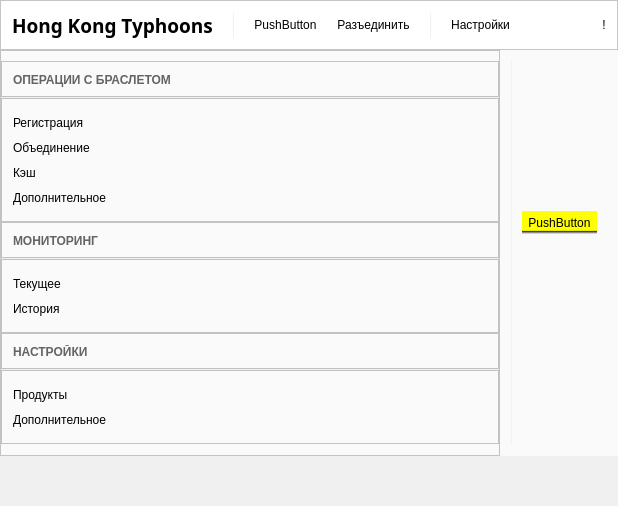
Above: Client/MainWindow.ui from Baxulio/Attraction before the change. Below: the same form after it.
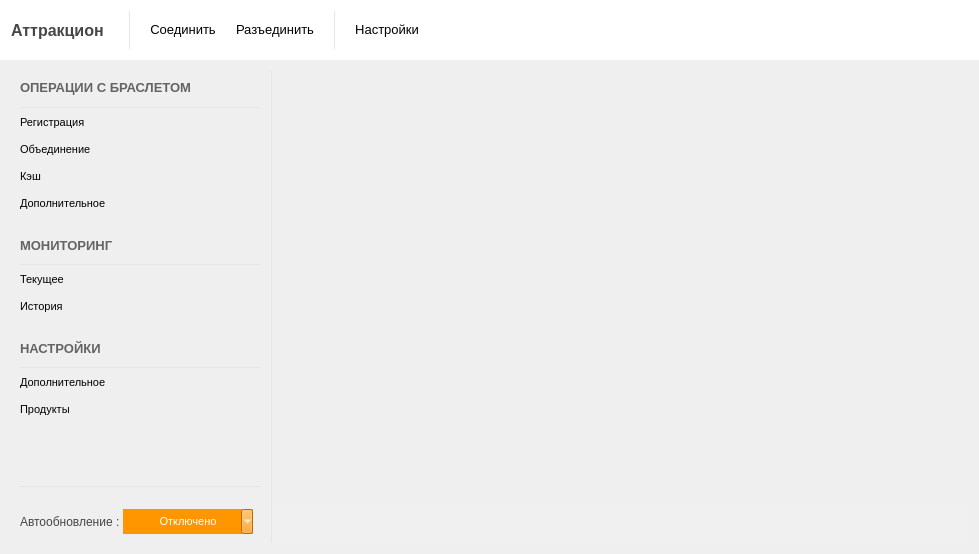
That is the form after the change. Icons and pictures are not drawn.

Patch:
```diff
--- a/Client/MainWindow.ui
+++ b/Client/MainWindow.ui
@@ -6,8 +6,8 @@
    <rect>
     <x>0</x>
     <y>0</y>
-    <width>618</width>
-    <height>506</height>
+    <width>979</width>
+    <height>554</height>
    </rect>
   </property>
   <property name="windowTitle">
@@ -18,10 +18,7 @@
     <normaloff>:/images/logo.png</normaloff>:/images/logo.png</iconset>
   </property>
   <property name="styleSheet">
-   <string notr="true">QMainWindow{
-color: rgb(70, 70, 70);
-}
-</string>
+   <string notr="true"/>
   </property>
   <property name="toolButtonStyle">
    <enum>Qt::ToolButtonTextBesideIcon</enum>
@@ -75,10 +72,14 @@
 }
 QPushButton{
     border: none; /* no border for a flat push button */
+}
+
+QPushButton:hover{
+	text-decoration: underline;
 }</string>
       </property>
       <property name="frameShape">
-       <enum>QFrame::StyledPanel</enum>
+       <enum>QFrame::NoFrame</enum>
       </property>
       <property name="frameShadow">
        <enum>QFrame::Raised</enum>
@@ -94,13 +95,16 @@
         <widget class="QLabel" name="label_6">
          <property name="font">
           <font>
-           <family>Franklin Gothic Book</family>
            <pointsize>12</pointsize>
-           <stylestrategy>PreferAntialias</stylestrategy>
+           <weight>75</weight>
+           <bold>true</bold>
           </font>
          </property>
+         <property name="styleSheet">
+          <string notr="true">color: rgb(70, 70, 70);</string>
+         </property>
          <property name="text">
-          <string>&lt;html&gt;&lt;head/&gt;&lt;body&gt;&lt;p&gt;&lt;span style=&quot; font-size:14pt; font-weight:600;&quot;&gt;Hong Kong Typhoons&lt;/span&gt;&lt;/p&gt;&lt;/body&gt;&lt;/html&gt;</string>
+          <string>Аттракцион </string>
          </property>
         </widget>
        </item>
@@ -119,7 +123,7 @@
           </size>
          </property>
          <property name="styleSheet">
-          <string notr="true">background-color: rgba(240, 240, 240, 240);</string>
+          <string notr="true">background-color:rgba(230, 230, 230, 255);</string>
          </property>
          <property name="frameShadow">
           <enum>QFrame::Sunken</enum>
@@ -134,13 +138,33 @@
        </item>
        <item>
         <widget class="QPushButton" name="connectButton">
+         <property name="font">
+          <font>
+           <pointsize>10</pointsize>
+          </font>
+         </property>
+         <property name="cursor">
+          <cursorShape>PointingHandCursor</cursorShape>
+         </property>
          <property name="text">
-          <string>PushButton</string>
+          <string>Соединить</string>
+         </property>
+         <property name="icon">
+          <iconset resource="clientresources.qrc">
+           <normaloff>:/images/mimiGlyphs/mimiGlyphs/png/23.png</normaloff>:/images/mimiGlyphs/mimiGlyphs/png/23.png</iconset>
          </property>
         </widget>
        </item>
        <item>
         <widget class="QPushButton" name="disconnectButton">
+         <property name="font">
+          <font>
+           <pointsize>10</pointsize>
+          </font>
+         </property>
+         <property name="cursor">
+          <cursorShape>PointingHandCursor</cursorShape>
+         </property>
          <property name="text">
           <string>Разъединить</string>
          </property>
@@ -161,7 +185,7 @@
           </size>
          </property>
          <property name="styleSheet">
-          <string notr="true">background-color: rgba(240, 240, 240, 240);</string>
+          <string notr="true">background-color:rgba(230, 230, 230, 255);</string>
          </property>
          <property name="frameShadow">
           <enum>QFrame::Sunken</enum>
@@ -176,6 +200,14 @@
        </item>
        <item>
         <widget class="QPushButton" name="configureButton">
+         <property name="font">
+          <font>
+           <pointsize>10</pointsize>
+          </font>
+         </property>
+         <property name="cursor">
+          <cursorShape>PointingHandCursor</cursorShape>
+         </property>
          <property name="text">
           <string>Настройки</string>
          </property>
@@ -197,7 +229,17 @@
        <item>
         <widget class="QPushButton" name="aboutButton">
          <property name="text">
-          <string>!</string>
+          <string/>
+         </property>
+         <property name="icon">
+          <iconset resource="clientresources.qrc">
+           <normaloff>:/images/mimiGlyphs/mimiGlyphs/png/info.png</normaloff>:/images/mimiGlyphs/mimiGlyphs/png/info.png</iconset>
+         </property>
+         <property name="iconSize">
+          <size>
+           <width>20</width>
+           <height>20</height>
+          </size>
          </property>
          <property name="flat">
           <bool>true</bool>
@@ -210,7 +252,7 @@
     <item>
      <widget class="QSplitter" name="splitter">
       <property name="styleSheet">
-       <string notr="true">background-color: rgba(250, 250, 250, 250);</string>
+       <string notr="true"/>
       </property>
       <property name="orientation">
        <enum>Qt::Horizontal</enum>
@@ -221,7 +263,7 @@
       <widget class="QFrame" name="frame">
        <property name="maximumSize">
         <size>
-         <width>500</width>
+         <width>260</width>
          <height>16777215</height>
         </size>
        </property>
@@ -243,7 +285,7 @@
 }</string>
        </property>
        <property name="frameShape">
-        <enum>QFrame::StyledPanel</enum>
+        <enum>QFrame::NoFrame</enum>
        </property>
        <property name="frameShadow">
         <enum>QFrame::Raised</enum>
@@ -253,10 +295,10 @@
        </property>
        <layout class="QVBoxLayout" name="verticalLayout">
         <property name="spacing">
-         <number>0</number>
+         <number>2</number>
         </property>
         <property name="leftMargin">
-         <number>0</number>
+         <number>20</number>
         </property>
         <property name="topMargin">
          <number>10</number>
@@ -270,17 +312,34 @@
         <item>
          <widget class="QFrame" name="frame_4">
           <property name="frameShape">
-           <enum>QFrame::StyledPanel</enum>
+           <enum>QFrame::NoFrame</enum>
           </property>
           <property name="frameShadow">
            <enum>QFrame::Raised</enum>
           </property>
           <layout class="QVBoxLayout" name="verticalLayout_3">
+           <property name="spacing">
+            <number>5</number>
+           </property>
+           <property name="leftMargin">
+            <number>0</number>
+           </property>
+           <property name="topMargin">
+            <number>10</number>
+           </property>
+           <property name="rightMargin">
+            <number>10</number>
+           </property>
            <property name="bottomMargin">
-            <number>9</number>
+            <number>10</number>
            </property>
            <item>
             <widget class="QLabel" name="label_5">
+             <property name="font">
+              <font>
+               <pointsize>10</pointsize>
+              </font>
+             </property>
              <property name="styleSheet">
               <string notr="true">color: rgb(100, 100, 100);</string>
              </property>
@@ -293,7 +352,7 @@
          </widget>
         </item>
         <item>
-         <widget class="Line" name="line">
+         <widget class="Line" name="line_9">
           <property name="minimumSize">
            <size>
             <width>0</width>
@@ -307,7 +366,7 @@
            </size>
           </property>
           <property name="styleSheet">
-           <string notr="true">background-color:rgba(240, 240, 240, 255);</string>
+           <string notr="true">background-color:rgba(230, 230, 230, 255);</string>
           </property>
           <property name="frameShadow">
            <enum>QFrame::Sunken</enum>
@@ -321,25 +380,25 @@
          </widget>
         </item>
         <item>
-         <widget class="QFrame" name="frame_3">
-          <property name="frameShape">
-           <enum>QFrame::StyledPanel</enum>
-          </property>
-          <property name="frameShadow">
-           <enum>QFrame::Raised</enum>
-          </property>
-          <layout class="QVBoxLayout" name="verticalLayout_2">
-           <property name="spacing">
-            <number>0</number>
-           </property>
-           <item>
-            <widget class="QPushButton" name="pushButton_12">
+         <widget class="QPushButton" name="register_button">
              <property name="minimumSize">
               <size>
                <width>0</width>
                <height>25</height>
               </size>
              </property>
+          <property name="font">
+           <font>
+            <family>MS Shell Dlg 2</family>
+            <pointsize>8</pointsize>
+            <weight>9</weight>
+            <italic>false</italic>
+            <bold>false</bold>
+           </font>
+          </property>
+          <property name="cursor">
+           <cursorShape>PointingHandCursor</cursorShape>
+          </property>
              <property name="text">
               <string>Регистрация</string>
              </property>
@@ -359,13 +418,25 @@
             </widget>
            </item>
            <item>
-            <widget class="QPushButton" name="pushButton_11">
+         <widget class="QPushButton" name="unite_button">
              <property name="minimumSize">
               <size>
                <width>0</width>
                <height>25</height>
               </size>
              </property>
+          <property name="font">
+           <font>
+            <family>MS Shell Dlg 2</family>
+            <pointsize>8</pointsize>
+            <weight>9</weight>
+            <italic>false</italic>
+            <bold>false</bold>
+           </font>
+          </property>
+          <property name="cursor">
+           <cursorShape>PointingHandCursor</cursorShape>
+          </property>
              <property name="text">
               <string>Объединение</string>
              </property>
@@ -385,13 +456,25 @@
             </widget>
            </item>
            <item>
-            <widget class="QPushButton" name="pushButton_10">
+         <widget class="QPushButton" name="cash_button">
              <property name="minimumSize">
               <size>
                <width>0</width>
                <height>25</height>
               </size>
              </property>
+          <property name="font">
+           <font>
+            <family>MS Shell Dlg 2</family>
+            <pointsize>8</pointsize>
+            <weight>9</weight>
+            <italic>false</italic>
+            <bold>false</bold>
+           </font>
+          </property>
+          <property name="cursor">
+           <cursorShape>PointingHandCursor</cursorShape>
+          </property>
              <property name="text">
               <string>Кэш</string>
              </property>
@@ -411,13 +494,25 @@
             </widget>
            </item>
            <item>
-            <widget class="QPushButton" name="pushButton_9">
+         <widget class="QPushButton" name="additional_button">
              <property name="minimumSize">
               <size>
                <width>0</width>
                <height>25</height>
               </size>
              </property>
+          <property name="font">
+           <font>
+            <family>MS Shell Dlg 2</family>
+            <pointsize>8</pointsize>
+            <weight>9</weight>
+            <italic>false</italic>
+            <bold>false</bold>
+           </font>
+          </property>
+          <property name="cursor">
+           <cursorShape>PointingHandCursor</cursorShape>
+          </property>
              <property name="text">
               <string>Дополнительное</string>
              </property>
@@ -434,25 +529,33 @@
              <property name="flat">
               <bool>true</bool>
              </property>
-            </widget>
-           </item>
-          </layout>
          </widget>
         </item>
         <item>
          <widget class="QFrame" name="frame_5">
           <property name="frameShape">
-           <enum>QFrame::StyledPanel</enum>
+           <enum>QFrame::NoFrame</enum>
           </property>
           <property name="frameShadow">
            <enum>QFrame::Raised</enum>
           </property>
           <layout class="QVBoxLayout" name="verticalLayout_4">
+           <property name="leftMargin">
+            <number>0</number>
+           </property>
+           <property name="topMargin">
+            <number>20</number>
+           </property>
            <property name="bottomMargin">
             <number>9</number>
            </property>
            <item>
             <widget class="QLabel" name="label_4">
+             <property name="font">
+              <font>
+               <pointsize>10</pointsize>
+              </font>
+             </property>
              <property name="styleSheet">
               <string notr="true">color: rgb(100, 100, 100);</string>
              </property>
@@ -465,7 +568,7 @@
          </widget>
         </item>
         <item>
-         <widget class="Line" name="line_9">
+         <widget class="Line" name="line">
           <property name="minimumSize">
            <size>
             <width>0</width>
@@ -479,7 +582,7 @@
            </size>
           </property>
           <property name="styleSheet">
-           <string notr="true">background-color:rgba(240, 240, 240, 255);</string>
+           <string notr="true">background-color:rgba(230, 230, 230, 255);</string>
           </property>
           <property name="frameShadow">
            <enum>QFrame::Sunken</enum>
@@ -493,25 +596,25 @@
          </widget>
         </item>
         <item>
-         <widget class="QFrame" name="frame_6">
-          <property name="frameShape">
-           <enum>QFrame::StyledPanel</enum>
-          </property>
-          <property name="frameShadow">
-           <enum>QFrame::Raised</enum>
-          </property>
-          <layout class="QVBoxLayout" name="verticalLayout_5">
-           <property name="spacing">
-            <number>0</number>
-           </property>
-           <item>
-            <widget class="QPushButton" name="pushButton_8">
+         <widget class="QPushButton" name="current_monitoring_button">
              <property name="minimumSize">
               <size>
                <width>0</width>
                <height>25</height>
               </size>
              </property>
+          <property name="font">
+           <font>
+            <family>MS Shell Dlg 2</family>
+            <pointsize>8</pointsize>
+            <weight>9</weight>
+            <italic>false</italic>
+            <bold>false</bold>
+           </font>
+          </property>
+          <property name="cursor">
+           <cursorShape>PointingHandCursor</cursorShape>
+          </property>
              <property name="text">
               <string>Текущее</string>
              </property>
@@ -531,13 +634,25 @@
             </widget>
            </item>
            <item>
-            <widget class="QPushButton" name="pushButton_13">
+         <widget class="QPushButton" name="history_button">
              <property name="minimumSize">
               <size>
                <width>0</width>
                <height>25</height>
               </size>
              </property>
+          <property name="font">
+           <font>
+            <family>MS Shell Dlg 2</family>
+            <pointsize>8</pointsize>
+            <weight>9</weight>
+            <italic>false</italic>
+            <bold>false</bold>
+           </font>
+          </property>
+          <property name="cursor">
+           <cursorShape>PointingHandCursor</cursorShape>
+          </property>
              <property name="text">
               <string>История</string>
              </property>
@@ -554,25 +669,33 @@
              <property name="flat">
               <bool>true</bool>
              </property>
-            </widget>
-           </item>
-          </layout>
          </widget>
         </item>
         <item>
          <widget class="QFrame" name="frame_7">
           <property name="frameShape">
-           <enum>QFrame::StyledPanel</enum>
+           <enum>QFrame::NoFrame</enum>
           </property>
           <property name="frameShadow">
            <enum>QFrame::Raised</enum>
           </property>
           <layout class="QVBoxLayout" name="verticalLayout_6">
+           <property name="leftMargin">
+            <number>0</number>
+           </property>
+           <property name="topMargin">
+            <number>20</number>
+           </property>
            <property name="bottomMargin">
             <number>9</number>
            </property>
            <item>
             <widget class="QLabel" name="label_3">
+             <property name="font">
+              <font>
+               <pointsize>10</pointsize>
+              </font>
+             </property>
              <property name="styleSheet">
               <string notr="true">color: rgb(100, 100, 100);</string>
              </property>
@@ -599,7 +722,7 @@
            </size>
           </property>
           <property name="styleSheet">
-           <string notr="true">background-color:rgba(240, 240, 240, 255);</string>
+           <string notr="true">background-color:rgba(230, 230, 230, 255);</string>
           </property>
           <property name="frameShadow">
            <enum>QFrame::Sunken</enum>
@@ -613,25 +736,63 @@
          </widget>
         </item>
         <item>
-         <widget class="QFrame" name="frame_8">
-          <property name="frameShape">
-           <enum>QFrame::StyledPanel</enum>
+         <widget class="QPushButton" name="additional_settings_button">
+          <property name="minimumSize">
+           <size>
+            <width>0</width>
+            <height>25</height>
+           </size>
           </property>
-          <property name="frameShadow">
-           <enum>QFrame::Raised</enum>
+          <property name="font">
+           <font>
+            <family>MS Shell Dlg 2</family>
+            <pointsize>8</pointsize>
+            <weight>9</weight>
+            <italic>false</italic>
+            <bold>false</bold>
+           </font>
           </property>
-          <layout class="QVBoxLayout" name="verticalLayout_7">
-           <property name="spacing">
-            <number>0</number>
-           </property>
+          <property name="cursor">
+           <cursorShape>PointingHandCursor</cursorShape>
+          </property>
+          <property name="text">
+           <string>Дополнительное</string>
+          </property>
+          <property name="icon">
+           <iconset resource="clientresources.qrc">
+            <normaloff>:/images/mimiGlyphs/mimiGlyphs/png/19.png</normaloff>:/images/mimiGlyphs/mimiGlyphs/png/19.png</iconset>
+          </property>
+          <property name="checkable">
+           <bool>true</bool>
+          </property>
+          <property name="autoExclusive">
+           <bool>true</bool>
+          </property>
+          <property name="flat">
+           <bool>true</bool>
+          </property>
+         </widget>
+        </item>
            <item>
-            <widget class="QPushButton" name="pushButton_7">
+         <widget class="QPushButton" name="products_button">
              <property name="minimumSize">
               <size>
                <width>0</width>
                <height>25</height>
               </size>
              </property>
+          <property name="font">
+           <font>
+            <family>MS Shell Dlg 2</family>
+            <pointsize>8</pointsize>
+            <weight>9</weight>
+            <italic>false</italic>
+            <bold>false</bold>
+           </font>
+          </property>
+          <property name="cursor">
+           <cursorShape>PointingHandCursor</cursorShape>
+          </property>
              <property name="text">
               <string>Продукты</string>
              </property>
@@ -648,35 +809,6 @@
              <property name="flat">
               <bool>true</bool>
              </property>
-            </widget>
-           </item>
-           <item>
-            <widget class="QPushButton" name="pushButton_14">
-             <property name="minimumSize">
-              <size>
-               <width>0</width>
-               <height>25</height>
-              </size>
-             </property>
-             <property name="text">
-              <string>Дополнительное</string>
-             </property>
-             <property name="icon">
-              <iconset resource="../SalesService/qml.qrc">
-               <normaloff>:/icons/gallery/20x20/drawer.png</normaloff>:/icons/gallery/20x20/drawer.png</iconset>
-             </property>
-             <property name="checkable">
-              <bool>true</bool>
-             </property>
-             <property name="autoExclusive">
-              <bool>true</bool>
-             </property>
-             <property name="flat">
-              <bool>true</bool>
-             </property>
-            </widget>
-           </item>
-          </layout>
          </widget>
         </item>
         <item>
@@ -692,6 +824,121 @@
           </property>
          </spacer>
         </item>
+        <item>
+         <widget class="Line" name="line_5">
+          <property name="minimumSize">
+           <size>
+            <width>0</width>
+            <height>1</height>
+           </size>
+          </property>
+          <property name="maximumSize">
+           <size>
+            <width>16777215</width>
+            <height>1</height>
+           </size>
+          </property>
+          <property name="styleSheet">
+           <string notr="true">background-color:rgba(230, 230, 230, 255);</string>
+          </property>
+          <property name="frameShadow">
+           <enum>QFrame::Sunken</enum>
+          </property>
+          <property name="lineWidth">
+           <number>0</number>
+          </property>
+          <property name="orientation">
+           <enum>Qt::Horizontal</enum>
+          </property>
+         </widget>
+        </item>
+        <item>
+         <layout class="QHBoxLayout" name="horizontalLayout_3">
+          <property name="spacing">
+           <number>0</number>
+          </property>
+          <property name="leftMargin">
+           <number>0</number>
+          </property>
+          <property name="topMargin">
+           <number>20</number>
+          </property>
+          <property name="rightMargin">
+           <number>10</number>
+          </property>
+          <property name="bottomMargin">
+           <number>20</number>
+          </property>
+          <item>
+           <widget class="QLabel" name="label">
+            <property name="styleSheet">
+             <string notr="true">color: rgb(70, 70, 70);</string>
+            </property>
+            <property name="text">
+             <string>Автообновление : </string>
+            </property>
+           </widget>
+          </item>
+          <item>
+           <widget class="QToolButton" name="autoUpdate_button">
+            <property name="minimumSize">
+             <size>
+              <width>130</width>
+              <height>25</height>
+             </size>
+            </property>
+            <property name="font">
+             <font>
+              <pointsize>8</pointsize>
+             </font>
+            </property>
+            <property name="styleSheet">
+             <string notr="true">QToolButton{
+background-color: rgb(255, 150, 0);
+color: rgb(255, 255, 255);
+border:none;
+}
+QToolButton:hover{
+background-color: rgb(255, 170, 0);
+
+}</string>
+            </property>
+            <property name="text">
+             <string>Отключено</string>
+            </property>
+            <property name="icon">
+             <iconset resource="clientresources.qrc">
+              <normaloff>:/images/mimiGlyphs/mimiGlyphs/png/45-2.png</normaloff>:/images/mimiGlyphs/mimiGlyphs/png/45-2.png</iconset>
+            </property>
+            <property name="iconSize">
+             <size>
+              <width>12</width>
+              <height>12</height>
+             </size>
+            </property>
+            <property name="popupMode">
+             <enum>QToolButton::MenuButtonPopup</enum>
+            </property>
+            <property name="toolButtonStyle">
+             <enum>Qt::ToolButtonTextBesideIcon</enum>
+            </property>
+           </widget>
+          </item>
+          <item>
+           <spacer name="horizontalSpacer_2">
+            <property name="orientation">
+             <enum>Qt::Horizontal</enum>
+            </property>
+            <property name="sizeHint" stdset="0">
+             <size>
+              <width>40</width>
+              <height>20</height>
+             </size>
+            </property>
+           </spacer>
+          </item>
+         </layout>
+        </item>
        </layout>
       </widget>
       <widget class="QWidget" name="horizontalLayoutWidget">
@@ -714,7 +961,7 @@
            </size>
           </property>
           <property name="styleSheet">
-           <string notr="true">background-color: rgba(240, 240, 240, 240);</string>
+           <string notr="true">background-color:rgba(230, 230, 230, 255);</string>
           </property>
           <property name="frameShadow">
            <enum>QFrame::Sunken</enum>
@@ -727,70 +974,69 @@
           </property>
          </widget>
         </item>
+        <item>
+         <layout class="QVBoxLayout" name="verticalLayout_2">
+          <property name="spacing">
+           <number>10</number>
+          </property>
         <item>
          <widget class="QStackedWidget" name="stackedWidget">
+            <property name="styleSheet">
+             <string notr="true"/>
+            </property>
           <property name="frameShadow">
            <enum>QFrame::Plain</enum>
           </property>
           <property name="currentIndex">
-           <number>0</number>
-          </property>
-          <widget class="QWidget" name="page">
-           <widget class="QPushButton" name="pushButton">
-            <property name="geometry">
-             <rect>
-              <x>10</x>
-              <y>150</y>
-              <width>75</width>
-              <height>23</height>
-             </rect>
-            </property>
-            <property name="styleSheet">
-             <string notr="true">border:none;
-background-color: qlineargradient(spread:pad, x1:1, y1:1, x2:1, y2:0, stop:0 rgba(255, 255, 0, 0), stop:0.147727 rgba(0, 0, 0, 255), stop:0.153409 rgba(255, 255, 0, 255), stop:1 rgba(255, 255, 0, 255));
-radius:2;</string>
-            </property>
-            <property name="text">
-             <string>PushButton</string>
-            </property>
-            <property name="flat">
-             <bool>true</bool>
-            </property>
+             <number>-1</number>
+            </property>
            </widget>
-          </widget>
-         </widget>
-        </item>
-       </layout>
-      </widget>
-     </widget>
-    </item>
-   </layout>
-  </widget>
-  <widget class="QStatusBar" name="statusBar">
+          </item>
+          <item>
+           <widget class="QFrame" name="frame_3">
    <property name="minimumSize">
     <size>
      <width>0</width>
-     <height>50</height>
+              <height>40</height>
     </size>
    </property>
    <property name="styleSheet">
     <string notr="true">background-color: rgb(240, 240, 240);</string>
    </property>
-  </widget>
-  <action name="actionConnect">
-   <property name="icon">
-    <iconset resource="clientresources.qrc">
-     <normaloff>:/images/connect.png</normaloff>:/images/connect.png</iconset>
-   </property>
-   <property name="text">
-    <string>Подключить</string>
-   </property>
-   <property name="toolTip">
-    <string>Подключиться к серверу!</string>
-   </property>
-   <property name="shortcut">
-    <string>Ctrl+O</string>
-   </property>
+            <property name="frameShape">
+             <enum>QFrame::NoFrame</enum>
+            </property>
+            <property name="frameShadow">
+             <enum>QFrame::Raised</enum>
+            </property>
+            <layout class="QHBoxLayout" name="horizontalLayout_4">
+             <item>
+              <widget class="QLabel" name="status_label">
+               <property name="font">
+                <font>
+                 <pointsize>10</pointsize>
+                </font>
+               </property>
+               <property name="text">
+                <string/>
+               </property>
+              </widget>
+             </item>
+            </layout>
+           </widget>
+          </item>
+         </layout>
+        </item>
+       </layout>
+      </widget>
+     </widget>
+    </item>
+   </layout>
+  </widget>
+  <action name="action_disabled_autorefresh">
+   <property name="text">
+    <string> Отключено</string>
+   </property>
   </action>
   <action name="actionDisconnect">
    <property name="enabled">
```
Left out of the diff: 103 changed lines with no effect on the pictures. Lines whose indentation alone changed are shown as unchanged.
